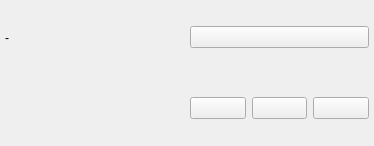
Before: the Qt Designer form sVanilla/src/ClientUi/Download/DownloadedListWidget.ui in WangPengZhan/sVanilla, drawn with Qt 5.
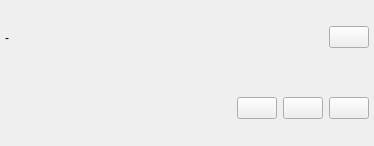
After: the same form once the commit is applied. Icons and pictures are not drawn.

```diff
--- a/sVanilla/src/ClientUi/Download/DownloadedListWidget.ui
+++ b/sVanilla/src/ClientUi/Download/DownloadedListWidget.ui
@@ -53,6 +53,9 @@
       </item>
       <item>
        <spacer name="Spacer">
+        <property name="orientation">
+         <enum>Qt::Horizontal</enum>
+        </property>
         <property name="sizeHint" stdset="0">
          <size>
           <width>0</width>
@@ -116,6 +119,9 @@
       </item>
       <item>
        <spacer name="horizontalSpacer">
+        <property name="orientation">
+         <enum>Qt::Horizontal</enum>
+        </property>
         <property name="sizeHint" stdset="0">
          <size>
           <width>0</width>
```
